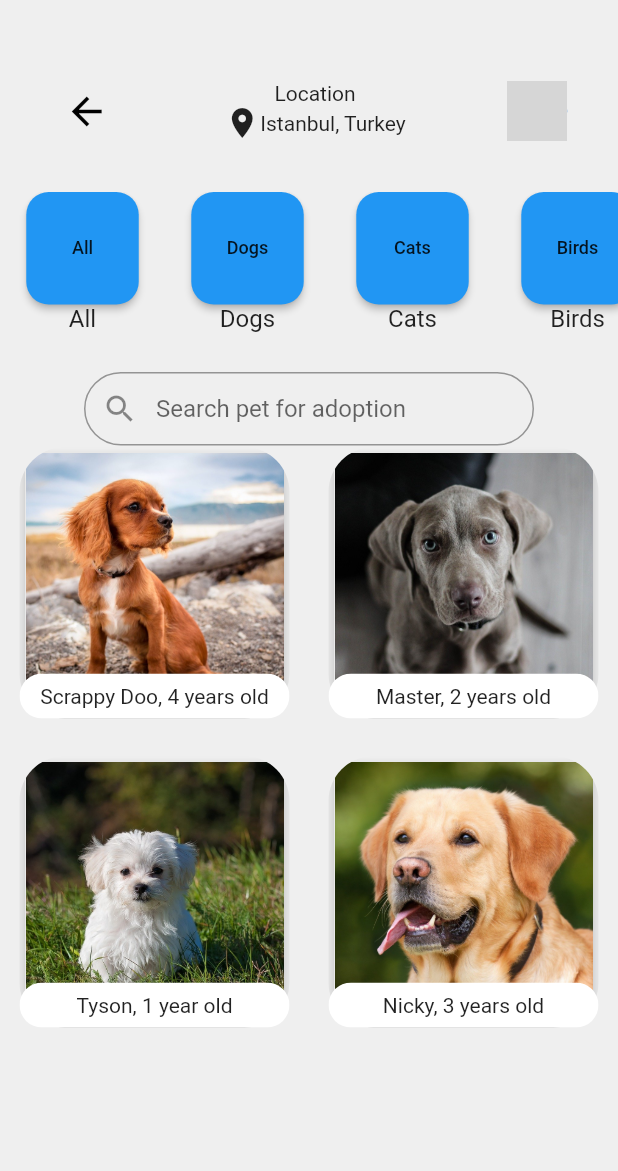
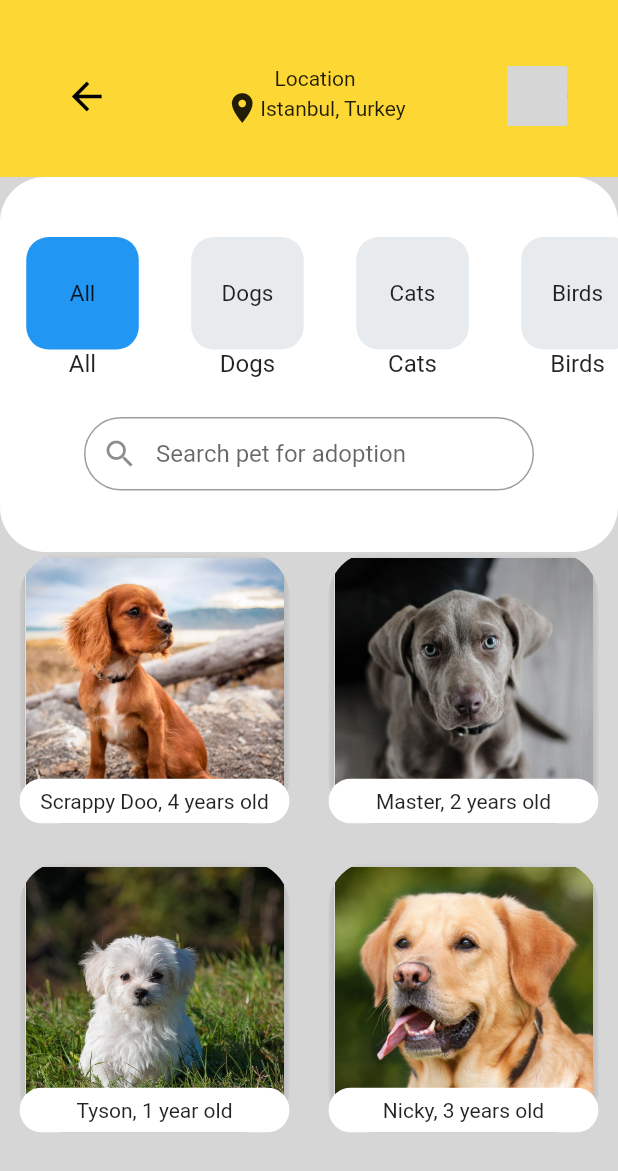
Before and after one commit to italiaiello/flutter-pets, a Flutter app: the screen it shows after launch, after a tap on "Login / Signup", on a phone screen of 412 x 824 dp. Shown: the top 1171 px of the screen. Run offline on Flutter 3.47's test engine with Material 2 defaults, Android fonts, the phone set to English and light mode, and no system bars; network calls fail; grey boxes are pictures that could not be loaded.

Commit message:
made a few changes

```diff
--- a/lib/main.dart
+++ b/lib/main.dart
@@ -1,7 +1,6 @@
 import 'package:flutter/material.dart';
+
 import './screens/home_screen.dart';
-
-import './screens/pet_search.dart';
 
 void main() => runApp(MyApp());
 
@@ -9,7 +8,7 @@ class MyApp extends StatelessWidget {
   @override
   Widget build(BuildContext context) {
     return MaterialApp(
-      theme: new ThemeData(scaffoldBackgroundColor: const Color(0xFFEFEFEF)),
+      theme: new ThemeData(scaffoldBackgroundColor: Color(0xFFD6D6D6)),
       home: Scaffold(
         body: HomeScreen(),
       ),
--- a/lib/screens/pet_search.dart
+++ b/lib/screens/pet_search.dart
@@ -11,12 +11,22 @@ class PetSearch extends StatelessWidget {
     return Scaffold(
       body: Column(
         children: <Widget>[
-          SizedBox(
-            height: 30,
+          Container(
+            color: Colors.yellow[600],
+            child: UserInfo(),
           ),
-          UserInfo(),
-          PetOptions(),
-          Center(child: SearchBar(),),
+          ClipRRect(
+            borderRadius: BorderRadius.circular(30.0),
+            child: Container(
+                color: Colors.white,
+                padding: EdgeInsets.only(top: 40.0, bottom: 40.0),
+                child: Column(children: [
+                  PetOptions(),
+                  Center(
+                    child: SearchBar(),
+                  ),
+                ])),
+          ),
           Expanded(child: Pet()),
         ],
       ),
--- a/lib/widgets/pet_options.dart
+++ b/lib/widgets/pet_options.dart
@@ -11,6 +11,8 @@ class PetOptions extends StatelessWidget {
     'Frogs'
   ];
 
+  int _selectedIndex = 0;
+
   @override
   Widget build(BuildContext context) {
     return Column(
@@ -22,7 +24,13 @@ class PetOptions extends StatelessWidget {
             scrollDirection: Axis.horizontal,
             itemCount: options.length,
             itemBuilder: (BuildContext context, int index) {
-              return Container(
+              return GestureDetector(
+                onTap: () {
+                  setState(() {
+                    _selectedIndex = index;
+                  });
+                },
+                child: Container(
                   width: 100,
                   margin: EdgeInsets.only(
                     left: 5,
@@ -30,18 +38,20 @@ class PetOptions extends StatelessWidget {
                   ),
                   child: Column(
                     children: <Widget>[
-                    ButtonTheme(
-                      minWidth: 75,
-                      height: 75,
-                      shape: RoundedRectangleBorder(
+                      Container(
+                        height: 75.0,
+                        width: 75.0,
+                        decoration: BoxDecoration(
+                          color: _selectedIndex == index
+                              ? Theme.of(context).accentColor
+                              : Color(0xFFE7EBEE),
                           borderRadius: BorderRadius.circular(15.0),
                         ),
-                      child: RaisedButton(
-                        onPressed: () {},
+                        child: Center(
                           child: Text(
                             options[index],
                             style: TextStyle(
-                            fontSize: 12,
+                              fontSize: 15,
                             ),
                           ),
                         ),
@@ -54,6 +64,7 @@ class PetOptions extends StatelessWidget {
                       ),
                     ],
                   ),
+                ),
               );
             },
           ),
@@ -61,4 +72,6 @@ class PetOptions extends StatelessWidget {
       ],
     );
   }
+
+  void setState(Null Function() param0) {}
 }
--- a/lib/widgets/user_info.dart
+++ b/lib/widgets/user_info.dart
@@ -4,7 +4,7 @@ class UserInfo extends StatelessWidget {
   @override
   Widget build(BuildContext context) {
     return Padding(
-      padding: EdgeInsets.only(top: 20, bottom: 30),
+      padding: EdgeInsets.only(top: 40, bottom: 30),
       child: Row(
         mainAxisAlignment: MainAxisAlignment.spaceAround,
         children: <Widget>[
```
Lines whose indentation alone changed are shown as unchanged.
